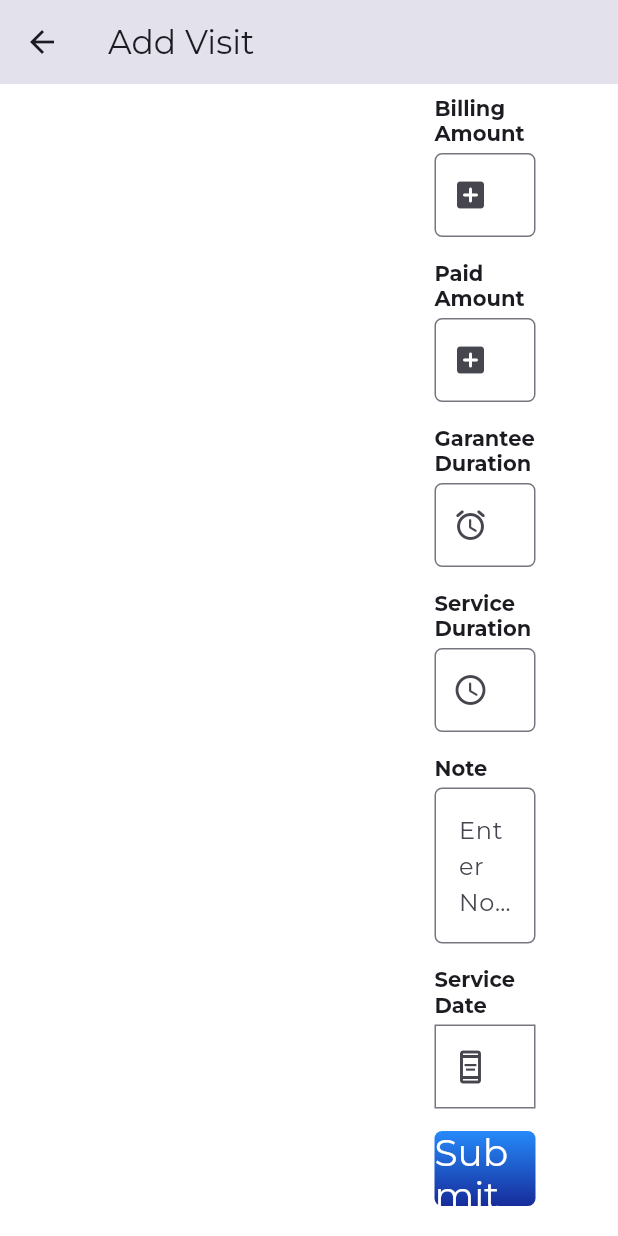
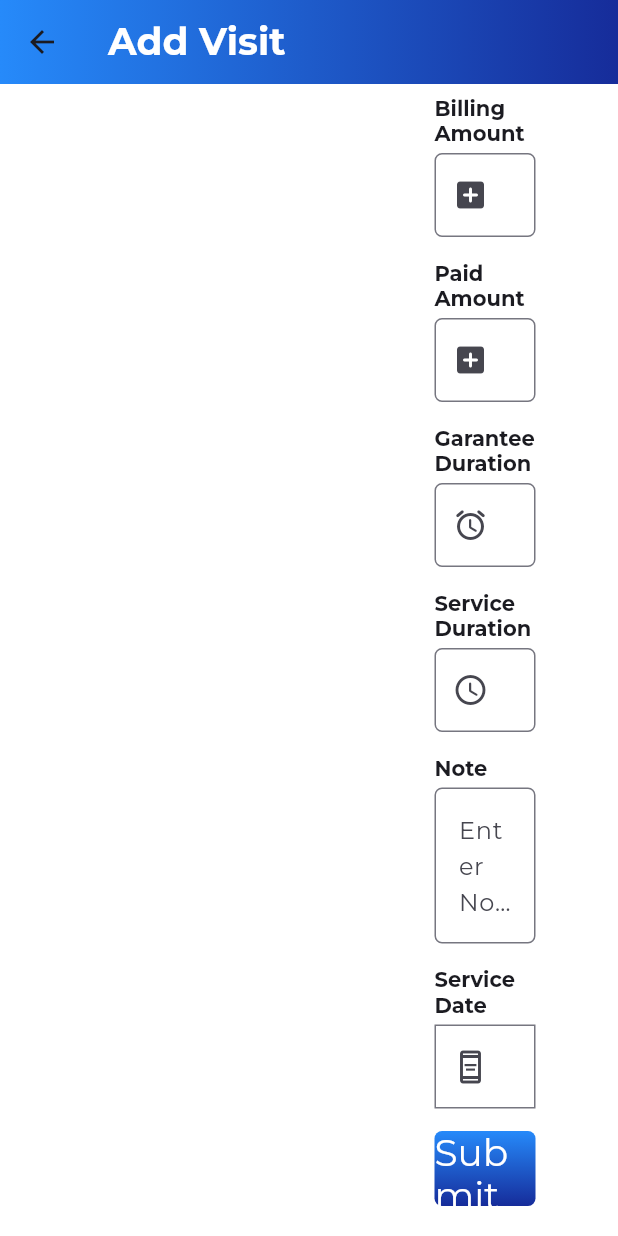
Before and after one commit to Harman0817/dashmesh_ro, a Flutter app: the AddVisitView screen opened directly with empty values, scrolled down 352 dp, on a phone screen of 412 x 824 dp. Run offline on Flutter 3.47's test engine with Material 3 defaults, Android fonts, the phone set to English and light mode, and no system bars; our stand-ins replace dio, flutter_bloc, flutter_calendar_carousel, font_awesome_flutter, get, get_it and 2 more; accounts and stored records are empty.

Commit message:
changes in ui

```diff
--- a/lib/features/add_visit/view/add_visit_view.dart
+++ b/lib/features/add_visit/view/add_visit_view.dart
@@ -23,7 +23,15 @@ class _AddVisitViewState extends State<AddVisitView> {
   Widget build(BuildContext context) {
     return Scaffold(
         appBar: AppBar(
-          title:  Text('Add Visit',style: GoogleFonts.montserrat(),),
+      flexibleSpace: Container(
+        decoration: BoxDecoration(
+          gradient: LinearGradient(colors: [
+            Theme.of(context).colorScheme.onPrimary,Theme.of(context).colorScheme.primary       ])
+        ),
+      ),
+          title:  Text('Add Visit',style: Theme.of(context).textTheme.displayMedium!.copyWith(
+            fontWeight: FontWeight.bold,
+            color:Theme.of(context).scaffoldBackgroundColor),),
         ),
         body: GetBuilder<AddVisitController>(initState: (_) {
           Get.put(AddVisitController());
```
